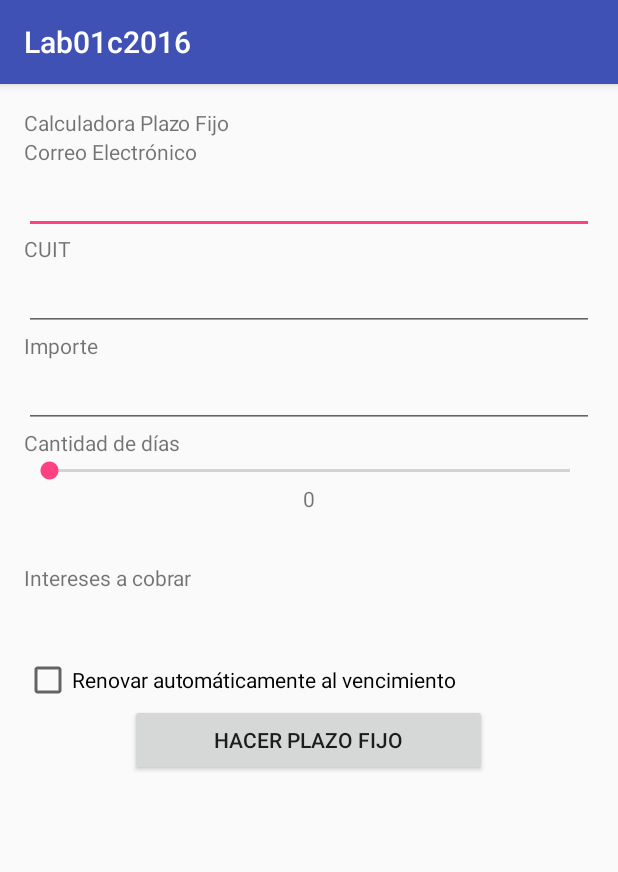
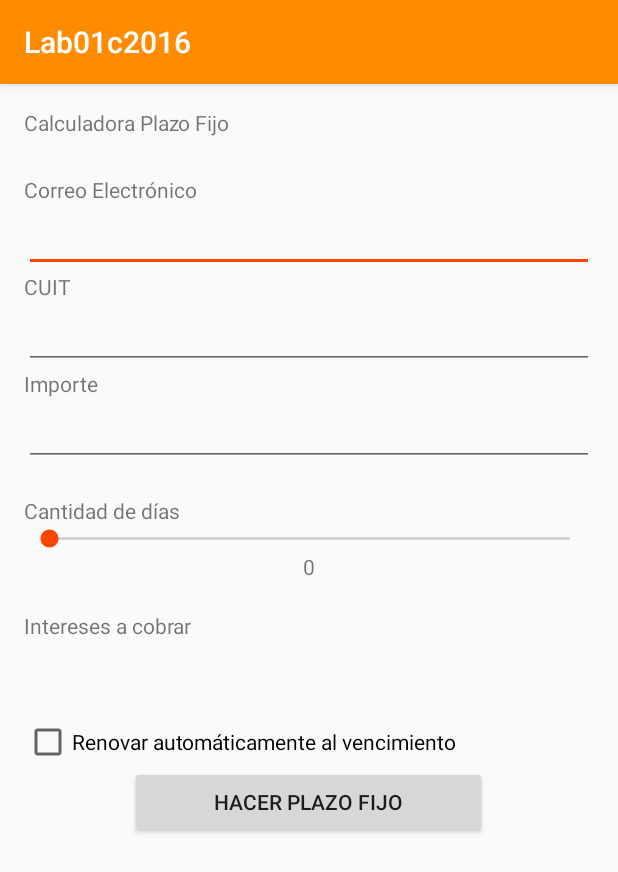
Before and after one commit to emikira/Lab01c2016, an Android app: the screen it shows after launch (MainActivity), on a phone screen of 412 x 824 dp. Shown: the top 872 px of the screen. Run offline under Robolectric (Android 15) with nearby library versions, the phone set to English and light mode, and no system bars.

```diff
--- a/app/src/main/java/mandarine/dam/isi/frsf/utn/edu/ar/lab01c2016/MainActivity.java
+++ b/app/src/main/java/mandarine/dam/isi/frsf/utn/edu/ar/lab01c2016/MainActivity.java
@@ -1,25 +1,28 @@
 package mandarine.dam.isi.frsf.utn.edu.ar.lab01c2016;
 
+import android.support.annotation.NonNull;
+import android.support.v4.content.ContextCompat;
 import android.support.v7.app.AppCompatActivity;
 import android.os.Bundle;
+import android.view.View;
+import android.widget.Button;
+import android.widget.EditText;
 import android.widget.SeekBar;
-import android.widget.SeekBar.OnSeekBarChangeListener;
 import android.widget.TextView;
 
-public class MainActivity extends AppCompatActivity implements OnSeekBarChangeListener {
+import java.text.DecimalFormat;
+
+public class MainActivity extends AppCompatActivity implements SeekBar.OnSeekBarChangeListener, Button.OnClickListener {
 
     SeekBar slider;
+    Button confButton;
+    TextView aCobrar;
+    TextView resultado;
+    EditText montoIngresado;
     double intereses;
     int cantDias;
     double capital;
     TextView textoSlider;
-
-    public void calculadora(int cantDias,double capital){
-
-
-    }
-
-
 
     @Override
     protected void onCreate(Bundle savedInstanceState) {
@@ -28,15 +31,19 @@ public class MainActivity extends AppCompatActivity implements OnSeekBarChangeLi
 
         slider = (SeekBar)findViewById(R.id.seekBar);
         textoSlider = (TextView)findViewById(R.id.textSlider);
+        confButton = (Button)findViewById(R.id.button);
+        aCobrar = (TextView)findViewById(R.id.intereses);
+        resultado = (TextView)findViewById(R.id.resultado);
+        montoIngresado = (EditText)findViewById(R.id.inputImporte);
 
         slider.setOnSeekBarChangeListener(this);
+        confButton.setOnClickListener(this);
     }
 
 
     @Override
     public void onProgressChanged(SeekBar seekBar, int progress, boolean fromUser) {
-        cantDias = progress;
-        textoSlider.setText(cantDias);
+        textoSlider.setText(String.valueOf(Integer.valueOf(progress)));
     }
 
     @Override
@@ -44,4 +51,56 @@ public class MainActivity extends AppCompatActivity implements OnSeekBarChangeLi
 
     @Override
     public void onStopTrackingTouch(SeekBar seekBar) {   }
+
+    @Override
+    public void onClick(View v) {
+
+        String resPlazoFijo = calculadora();
+        aCobrar.setText("$"+resPlazoFijo);
+        aCobrar.setVisibility(v.VISIBLE);
+        resultado.setText(getString(R.string.exito, resPlazoFijo));
+        resultado.setVisibility(v.VISIBLE);
+        resultado.setTextColor(ContextCompat.getColor(getApplicationContext(), R.color.Verde));
+
+
+    }
+
+    public String calculadora() {
+
+        cantDias = slider.getProgress();
+        capital = Integer.parseInt(montoIngresado.getText().toString());
+
+        Double tasa = getTasa(cantDias, capital);
+
+        intereses = getInteres(capital, tasa, cantDias);
+
+
+        return String.valueOf(intereses);
+    }
+
+    private double getInteres(double capital, Double tasa, int cantDias ) {
+        double intereses;
+
+        intereses = capital*((Math.pow(1+tasa,(double) cantDias/360)-1));
+        DecimalFormat df = new DecimalFormat("#.##");
+        intereses = Double.valueOf(df.format(intereses));
+
+        return intereses;
+    }
+
+    @NonNull
+    private Double getTasa(int cantDias, double capital) {
+        String tasa = null;
+        if(capital<5000){
+            tasa = cantDias < 30 ?   getString(R.string.menor30menos5k) : getString(R.string.mayig30menos5k);
+        }
+        else if(capital>5000 && capital<99999 ){
+            tasa =  cantDias < 30 ?   getString(R.string.menor30entre5y99k) : getString(R.string.mayig30entre5y99k);
+        }
+        else if(capital>99999 ){
+            tasa =  cantDias < 30 ?   getString(R.string.menor30mas99k) : getString(R.string.mayig30mas99k);
+        }
+        return Double.parseDouble(tasa);
+    }
+
 }
--- a/app/src/main/res/layout/activity_main.xml
+++ b/app/src/main/res/layout/activity_main.xml
@@ -13,7 +13,8 @@
         android:layout_width="wrap_content"
         android:layout_height="wrap_content"
         android:text="@string/subtitulo"
-        android:id="@+id/textView2" />
+        android:id="@+id/textView2"
+        android:layout_marginBottom="25dp"/>
 
     <TextView
         android:layout_width="wrap_content"
@@ -35,7 +36,8 @@
         <EditText
             android:layout_width="match_parent"
             android:layout_height="wrap_content"
-            android:id="@+id/inputEmail" />
+            android:id="@+id/inputEmail"
+            android:inputType="textEmailAddress"/>
 
         <TextView
             android:layout_width="wrap_content"
@@ -49,7 +51,8 @@
             android:layout_width="match_parent"
             android:layout_height="wrap_content"
             android:id="@+id/inputCUIT"
-            android:layout_gravity="center_horizontal" />
+            android:layout_gravity="center_horizontal"
+            android:inputType="number"/>
 
         <TextView
             android:layout_width="wrap_content"
@@ -57,12 +60,15 @@
             android:text="@string/importe"
             android:id="@+id/textView4"
             android:layout_below="@+id/textView2"
-            android:layout_alignParentStart="true" />
+            android:layout_alignParentStart="true"
+            />
 
         <EditText
             android:layout_width="match_parent"
             android:layout_height="wrap_content"
-            android:id="@+id/inputImporte" />
+            android:id="@+id/inputImporte"
+            android:inputType="number"
+            android:layout_marginBottom="20dp" />
 
         <TextView
             android:layout_width="wrap_content"
@@ -88,20 +94,23 @@
             android:text="0"
             android:id="@+id/textSlider"
             android:layout_gravity="center_horizontal"
-            android:layout_marginBottom="33dp" />
+            android:layout_marginBottom="20dp" />
 
         <TextView
             android:layout_width="wrap_content"
             android:layout_height="wrap_content"
             android:text="@string/intereses"
-            android:id="@+id/textView6" />
+            android:id="@+id/aCobrar" />
 
         <TextView
-            android:layout_width="155dp"
+            android:layout_width="match_parent"
             android:layout_height="wrap_content"
             android:textAppearance="?android:attr/textAppearanceLarge"
             android:id="@+id/intereses"
-            android:layout_weight="0.05" />
+            android:layout_weight="0.05"
+            android:textSize="30dp"
+            android:visibility="invisible"
+            android:autoText="false" />
 
         <CheckBox
             android:layout_width="wrap_content"
--- a/app/src/main/res/values/colors.xml
+++ b/app/src/main/res/values/colors.xml
@@ -1,6 +1,19 @@
 <?xml version="1.0" encoding="utf-8"?>
 <resources>
+    <color name="colorPrimary">#FF8C00</color>
+    <color name="colorPrimaryDark">#FFA500</color>
+    <color name="colorAccent">#FF4500</color>
+    <color name="Verde">#127A3E</color>
+    <color name="Rojo">#FF0000</color>
+</resources>
+    <!--
     <color name="colorPrimary">#3F51B5</color>
     <color name="colorPrimaryDark">#303F9F</color>
     <color name="colorAccent">#FF4081</color>
-</resources>
+    <color name="ROJO">#FF0000</color>
+    <color name="VERDE">#00FF00</color>
+
+    Estos son los colores originales, por si a alguno no le gustan los que deje.
+
+    Augusto
+    -->
--- a/app/src/main/res/values/strings.xml
+++ b/app/src/main/res/values/strings.xml
@@ -8,7 +8,7 @@
     <string name="dias">Cantidad de días</string>
     <string name="botonPlazoFijo">HACER PLAZO FIJO</string>
     <string name="renovar">Renovar automáticamente al vencimiento</string>
-    <!--<string name="success">Plazo fijo realizado. Recibirá %s al vencimiento!</string>-->
+    <string name="exito">Plazo fijo realizado. Recibirá %s al vencimiento!</string>
 
 
 </resources>
--- a/build.gradle
+++ b/build.gradle
@@ -5,7 +5,7 @@ buildscript {
         jcenter()
     }
     dependencies {
-        classpath 'com.android.tools.build:gradle:2.1.2'
+        classpath 'com.android.tools.build:gradle:2.1.3'
 
         // NOTE: Do not place your application dependencies here; they belong
         // in the individual module build.gradle files
```
Also changed, not shown: app/src/main/res/mipmap-hdpi/ic_launcher.png, app/src/main/res/mipmap-mdpi/ic_launcher.png, app/src/main/res/mipmap-xhdpi/ic_launcher.png, app/src/main/res/mipmap-xxhdpi/ic_launcher.png, app/src/main/res/mipmap-xxxhdpi/ic_launcher.png, gradle/wrapper/gradle-wrapper.properties.
